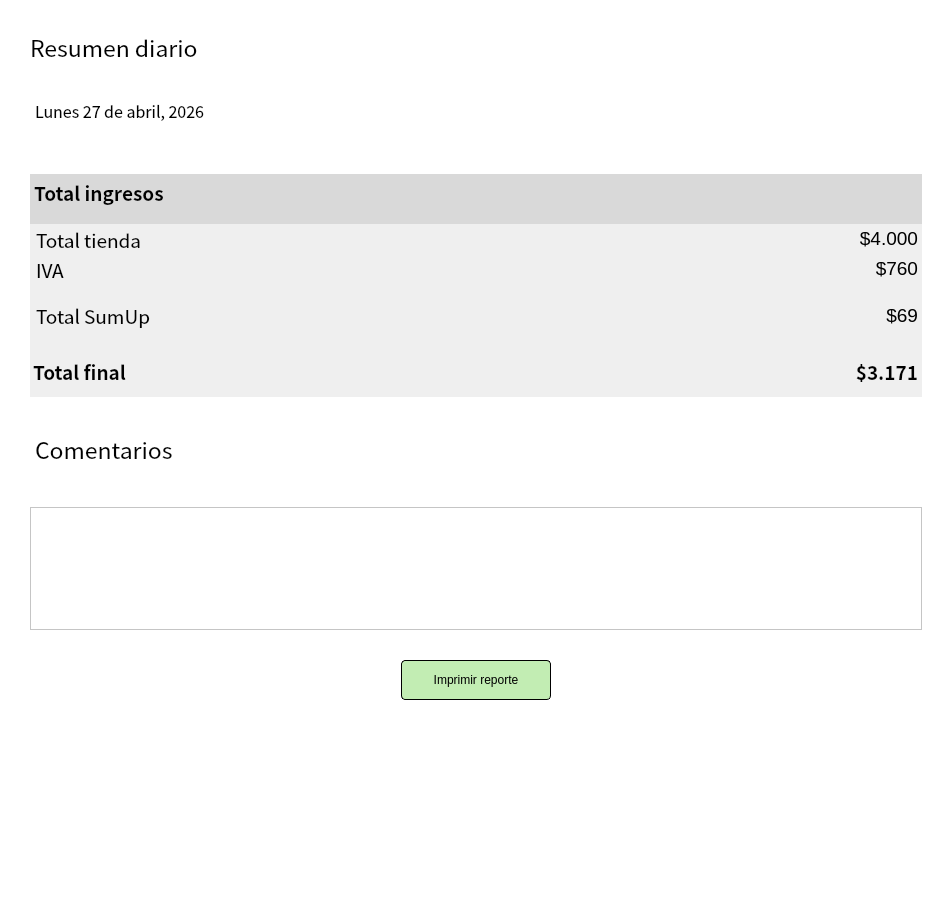
This is src/ui/views/resumen_caja.ui in Lokyui/cuartoambulanteapp as Qt 5 draws it before an edit. The edited form follows.
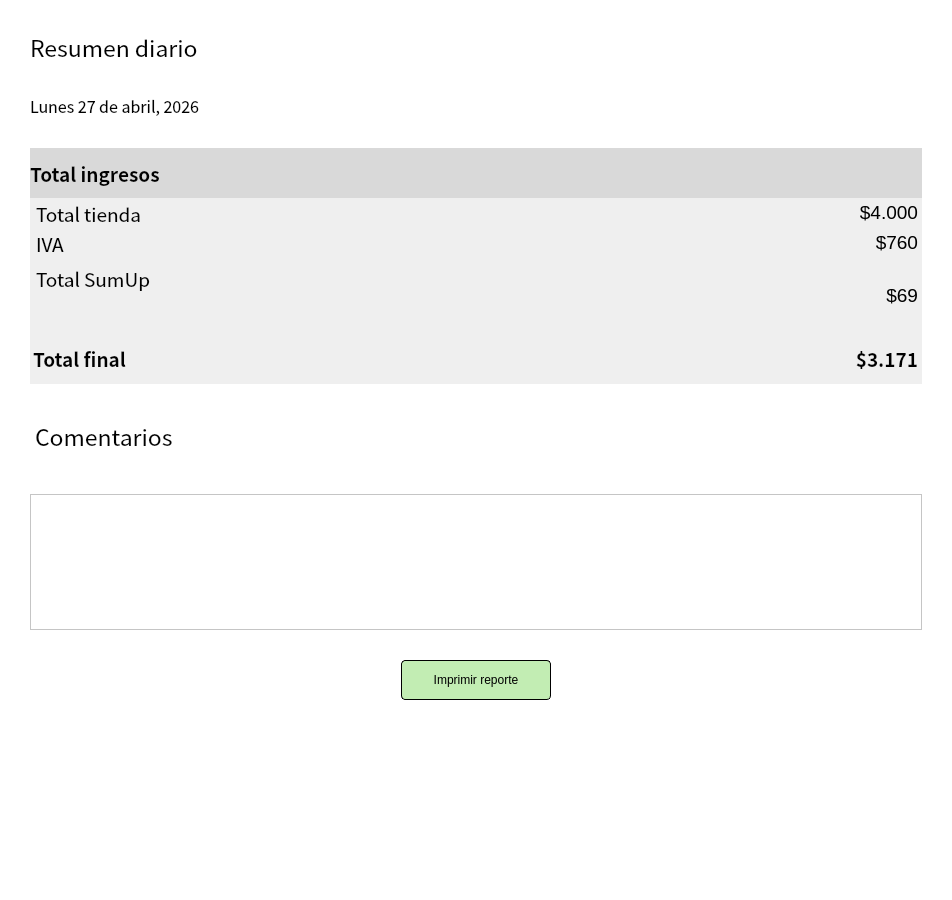
This is the edited form.

Patch:
```diff
--- a/src/ui/views/resumen_caja.ui
+++ b/src/ui/views/resumen_caja.ui
@@ -53,12 +53,18 @@
        </property>
       </widget>
      </item>
-     <item>
-      <widget class="QPlainTextEdit" name="plainTextEdit_10">
+     <item alignment="Qt::AlignTop">
+      <widget class="QLabel" name="label">
+       <property name="sizePolicy">
+        <sizepolicy hsizetype="Preferred" vsizetype="Maximum">
+         <horstretch>0</horstretch>
+         <verstretch>0</verstretch>
+        </sizepolicy>
+       </property>
        <property name="maximumSize">
         <size>
          <width>16777215</width>
-         <height>50</height>
+         <height>40</height>
         </size>
        </property>
        <property name="font">
@@ -67,10 +73,7 @@
          <pointsize>12</pointsize>
         </font>
        </property>
-       <property name="styleSheet">
-        <string notr="true">background-color: transparent;</string>
-       </property>
-       <property name="plainText">
+       <property name="text">
         <string>Lunes 27 de abril, 2026</string>
        </property>
       </widget>
@@ -89,17 +92,17 @@
       <number>0</number>
      </property>
      <item>
-      <widget class="QTextEdit" name="textEdit_2">
-       <property name="sizePolicy">
-        <sizepolicy hsizetype="Expanding" vsizetype="Expanding">
-         <horstretch>0</horstretch>
-         <verstretch>0</verstretch>
-        </sizepolicy>
+      <widget class="QLabel" name="label_2">
+       <property name="minimumSize">
+        <size>
+         <width>0</width>
+         <height>50</height>
+        </size>
        </property>
        <property name="maximumSize">
         <size>
          <width>16777215</width>
-         <height>50</height>
+         <height>70</height>
         </size>
        </property>
        <property name="font">
@@ -114,12 +117,8 @@
         <string notr="true">background-color: #D9D9D9;
 border: transparent;</string>
        </property>
-       <property name="html">
-        <string>&lt;!DOCTYPE HTML PUBLIC &quot;-//W3C//DTD HTML 4.0//EN&quot; &quot;http://www.w3.org/TR/REC-html40/strict.dtd&quot;&gt;
-&lt;html&gt;&lt;head&gt;&lt;meta name=&quot;qrichtext&quot; content=&quot;1&quot; /&gt;&lt;style type=&quot;text/css&quot;&gt;
-p, li { white-space: pre-wrap; }
-&lt;/style&gt;&lt;/head&gt;&lt;body style=&quot; font-family:'Noto Sans CJK TC'; font-size:14pt; font-weight:600; font-style:normal;&quot;&gt;
-&lt;p style=&quot; margin-top:0px; margin-bottom:0px; margin-left:0px; margin-right:0px; -qt-block-indent:0; text-indent:0px;&quot;&gt;&lt;span style=&quot; font-family:'Noto Sans CJK TC','Ubuntu';&quot;&gt;Total ingresos&lt;/span&gt;&lt;/p&gt;&lt;/body&gt;&lt;/html&gt;</string>
+       <property name="text">
+        <string>Total ingresos</string>
        </property>
       </widget>
      </item>
@@ -199,6 +198,9 @@
           <pointsize>14</pointsize>
          </font>
         </property>
+        <property name="textAlignment">
+         <set>AlignLeading|AlignTop</set>
+        </property>
        </row>
        <column>
         <property name="text">
```
Left out of the diff: 10 changed lines with no effect on the pictures.
